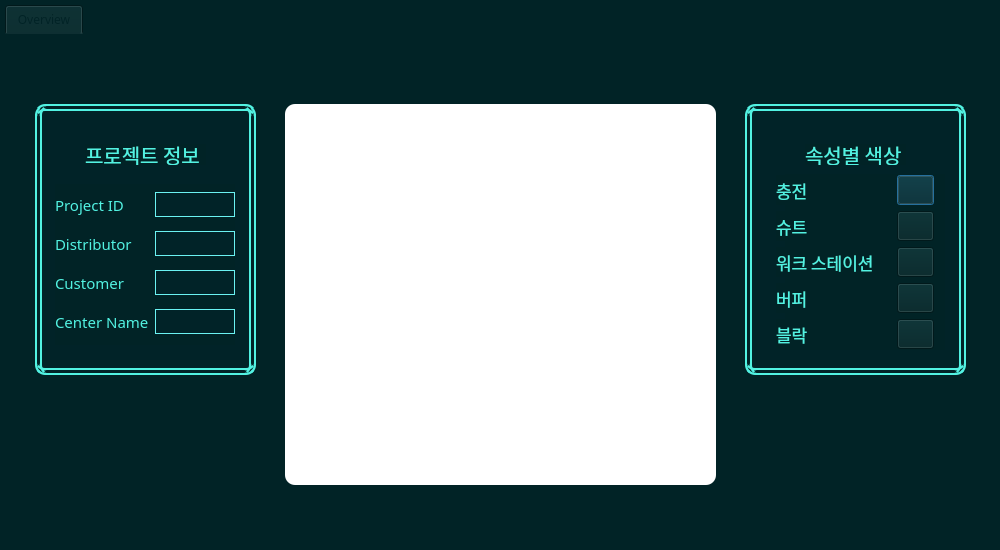
Above: simul.ui from ingssg/Logistics_simulator before the change. Below: the same form after it.
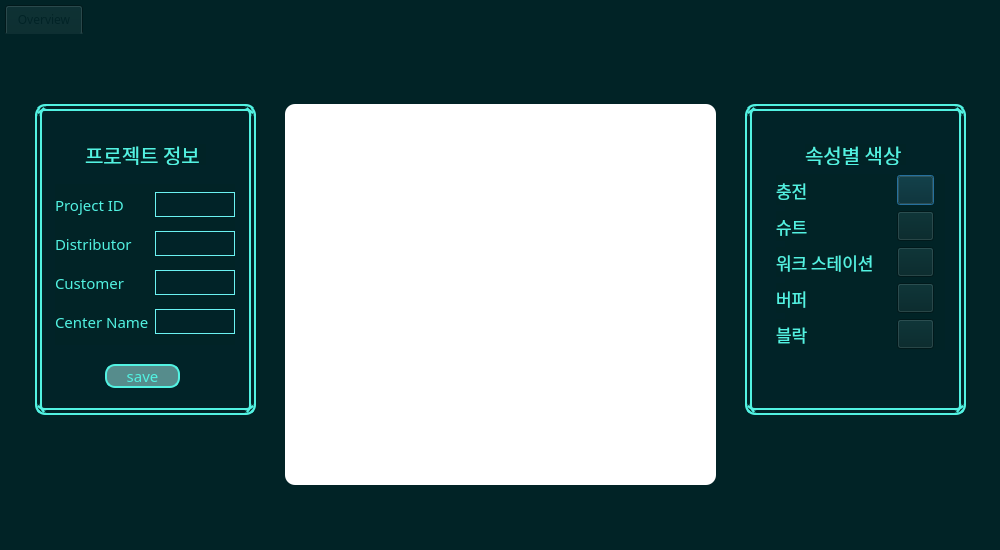
That is the form after the change.

Diff of the .ui file:
```diff
--- a/simul.ui
+++ b/simul.ui
@@ -107,7 +107,7 @@
        <x>30</x>
        <y>70</y>
        <width>221</width>
-       <height>271</height>
+       <height>311</height>
       </rect>
      </property>
      <property name="styleSheet">
@@ -145,7 +145,7 @@
        <x>740</x>
        <y>70</y>
        <width>221</width>
-       <height>271</height>
+       <height>311</height>
       </rect>
      </property>
      <property name="styleSheet">
@@ -623,6 +623,38 @@
       <string>슈트</string>
      </property>
     </widget>
+    <widget class="QPushButton" name="save">
+     <property name="geometry">
+      <rect>
+       <x>100</x>
+       <y>330</y>
+       <width>75</width>
+       <height>24</height>
+      </rect>
+     </property>
+     <property name="font">
+      <font>
+       <family>나눔고딕 ExtraBold</family>
+       <pointsize>11</pointsize>
+      </font>
+     </property>
+     <property name="styleSheet">
+        <string notr="true">QPushButton {
+            color: rgb(82,242,226);
+            background-color: rgb(86,140,140);
+            border: 2px solid rgb(82,242,226);
+            border-radius: 10px;
+        }
+        QPushButton:hover {
+            color: rgb(255,255,255);
+            background-color: rgb(100,149,237);
+            border-color: rgb(100,149,237);
+        }</string>
+     </property>
+     <property name="text">
+      <string>save</string>
+     </property>
+    </widget>
     <zorder>listView_2</zorder>
     <zorder>listView</zorder>
     <zorder>map</zorder>
@@ -645,6 +677,7 @@
     <zorder>c_buffer</zorder>
     <zorder>label_7</zorder>
     <zorder>label_8</zorder>
+    <zorder>save</zorder>
    </widget>
   </widget>
  </widget>
```
